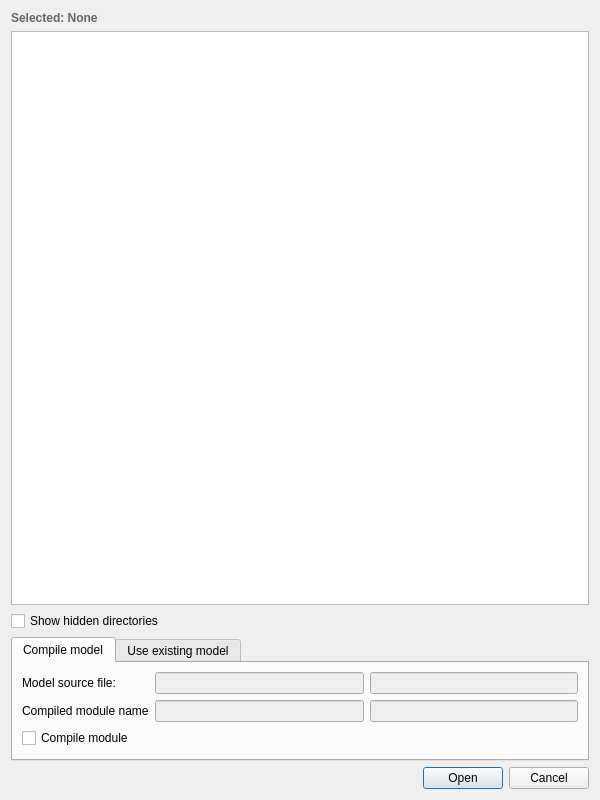
Old version of the form widgets/CustomDirectoryDialog.ui in the repository dmacri/OOpenCal-Viewer.
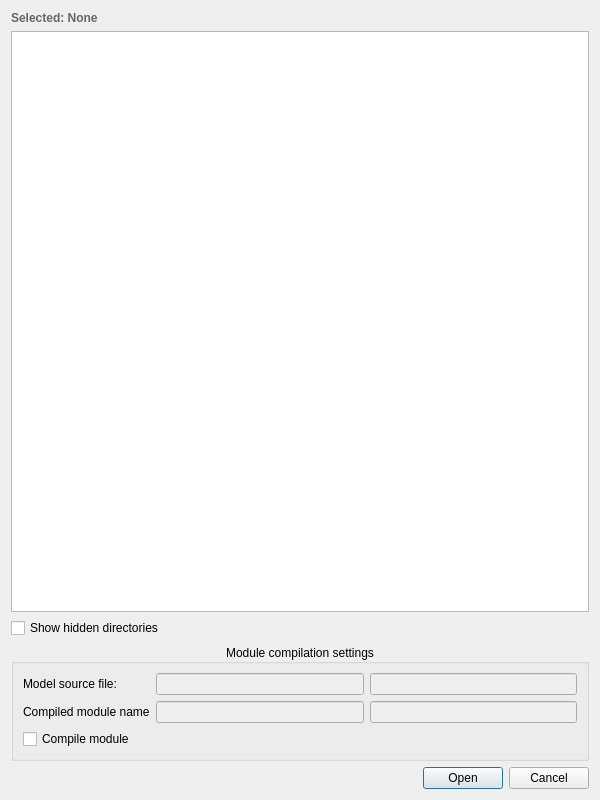
New version of the form.

Commit message: Replaced QTabWidget with QGroupBox

What changed in the file:
```diff
--- a/widgets/CustomDirectoryDialog.ui
+++ b/widgets/CustomDirectoryDialog.ui
@@ -45,21 +45,14 @@
     </widget>
    </item>
    <item>
-    <widget class="QTabWidget" name="tabWidget">
-     <property name="sizePolicy">
-      <sizepolicy hsizetype="Expanding" vsizetype="Minimum">
-       <horstretch>0</horstretch>
-       <verstretch>0</verstretch>
-      </sizepolicy>
+    <widget class="QGroupBox" name="moduleCompilationSettings">
+     <property name="title">
+      <string>Module compilation settings</string>
      </property>
-     <property name="currentIndex">
-      <number>0</number>
+     <property name="alignment">
+      <set>Qt::AlignmentFlag::AlignCenter</set>
      </property>
-     <widget class="QWidget" name="tab">
-      <attribute name="title">
-       <string>Compile model</string>
-      </attribute>
-      <layout class="QGridLayout" name="gridLayout">
+     <layout class="QGridLayout" name="gridLayout_2">
        <item row="0" column="0">
         <widget class="QLabel" name="modelSourceLabel">
          <property name="text">
@@ -67,15 +60,15 @@
          </property>
         </widget>
        </item>
-       <item row="2" column="0">
-        <widget class="QCheckBox" name="compileModuleCheckBox">
-         <property name="text">
-          <string>Compile module</string>
+      <item row="0" column="1">
+       <widget class="QLineEdit" name="modelSourceLineEdit">
+        <property name="enabled">
+         <bool>false</bool>
          </property>
         </widget>
        </item>
-       <item row="1" column="1">
-        <widget class="QLineEdit" name="compiledModuleLineEdit">
+      <item row="0" column="2">
+       <widget class="QLineEdit" name="modelSourceModificationTimeLineEdit">
          <property name="enabled">
           <bool>false</bool>
          </property>
@@ -88,8 +81,8 @@
          </property>
         </widget>
        </item>
-       <item row="0" column="1">
-        <widget class="QLineEdit" name="modelSourceLineEdit">
+      <item row="1" column="1">
+       <widget class="QLineEdit" name="compiledModuleLineEdit">
          <property name="enabled">
           <bool>false</bool>
          </property>
@@ -102,20 +95,14 @@
          </property>
         </widget>
        </item>
-       <item row="0" column="2">
-        <widget class="QLineEdit" name="modelSourceModificationTimeLineEdit">
-         <property name="enabled">
-          <bool>false</bool>
+      <item row="2" column="0">
+       <widget class="QCheckBox" name="compileModuleCheckBox">
+        <property name="text">
+         <string>Compile module</string>
          </property>
         </widget>
        </item>
       </layout>
-     </widget>
-     <widget class="QWidget" name="tab_2">
-      <attribute name="title">
-       <string>Use existing model</string>
-      </attribute>
-     </widget>
     </widget>
    </item>
    <item>
```
Lines whose indentation alone changed are shown as unchanged.
